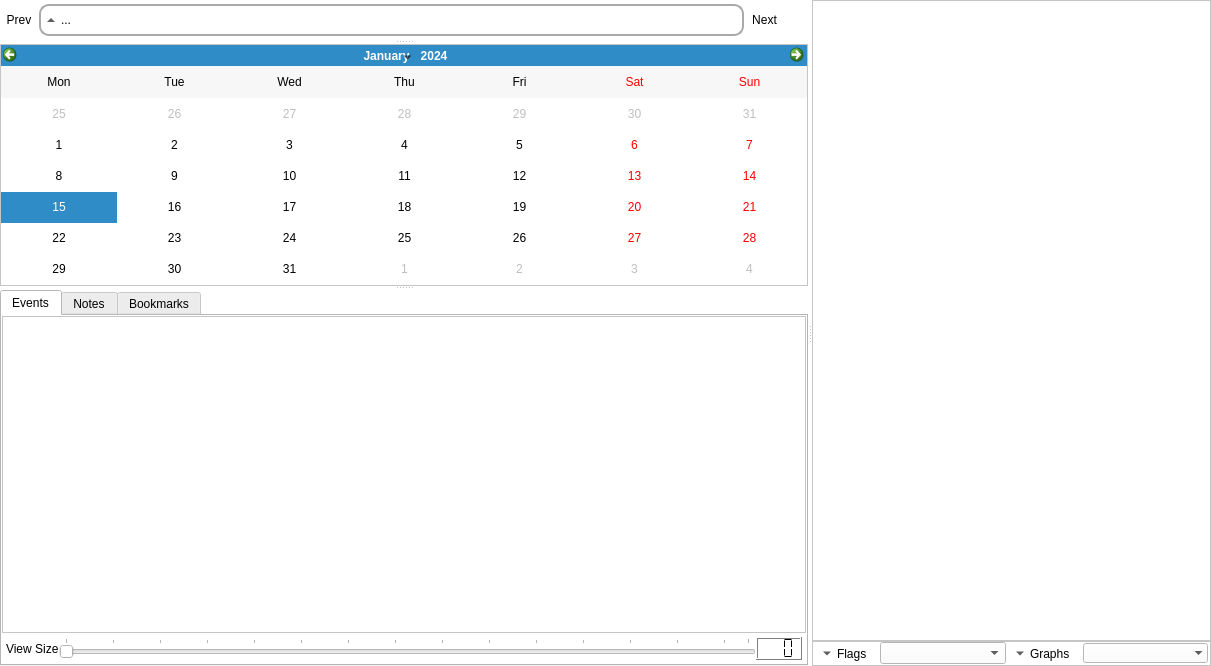
This is sleepyhead/daily.ui in sbonaime/sleepyhead-code. as Qt 5 draws it before an edit. The edited form follows.
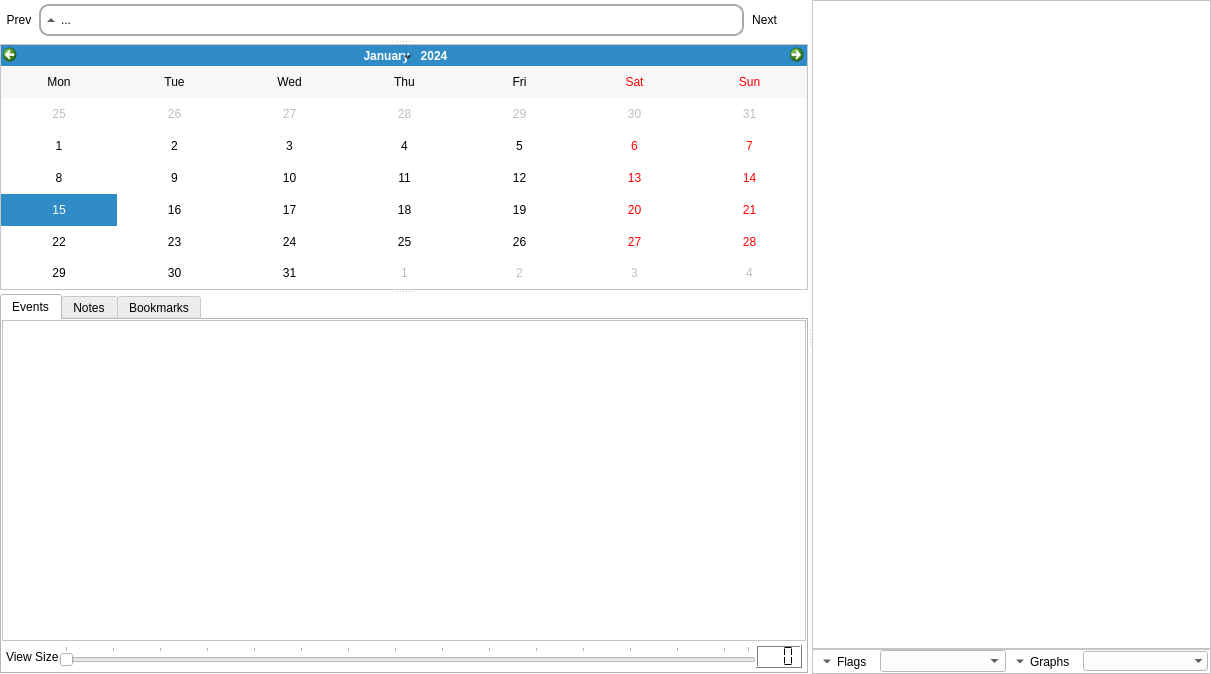
This is the edited form. Icons and pictures are not drawn.

The edit to the form file:
```diff
--- a/sleepyhead/daily.ui
+++ b/sleepyhead/daily.ui
@@ -7,7 +7,7 @@
     <x>0</x>
     <y>0</y>
     <width>1211</width>
-    <height>666</height>
+    <height>674</height>
    </rect>
   </property>
   <property name="sizePolicy">
```
